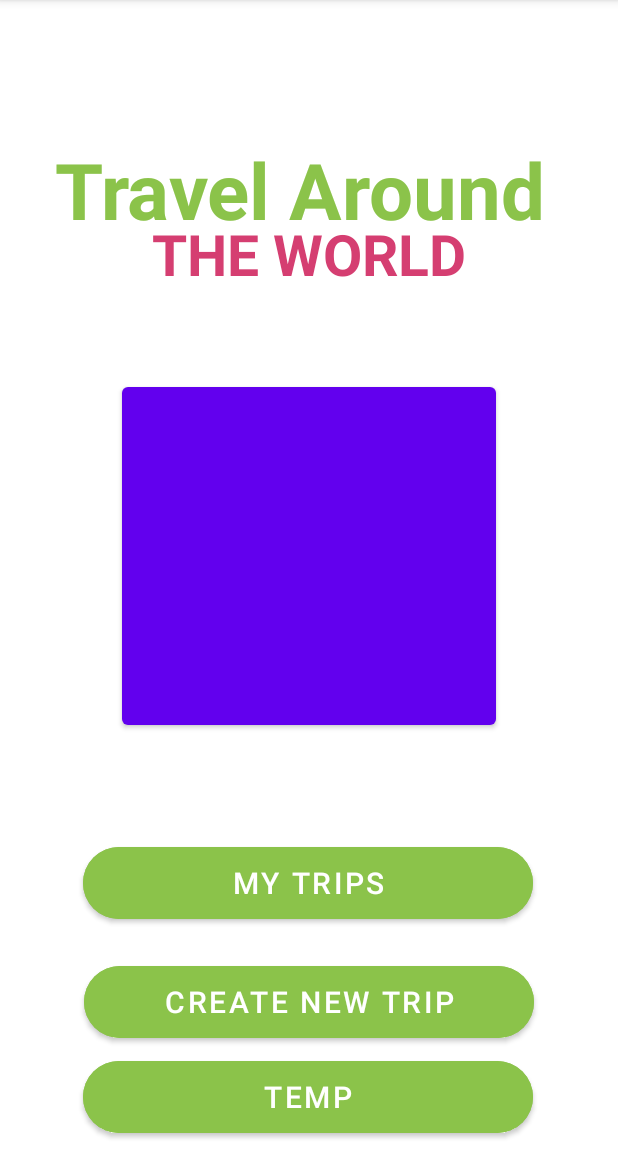
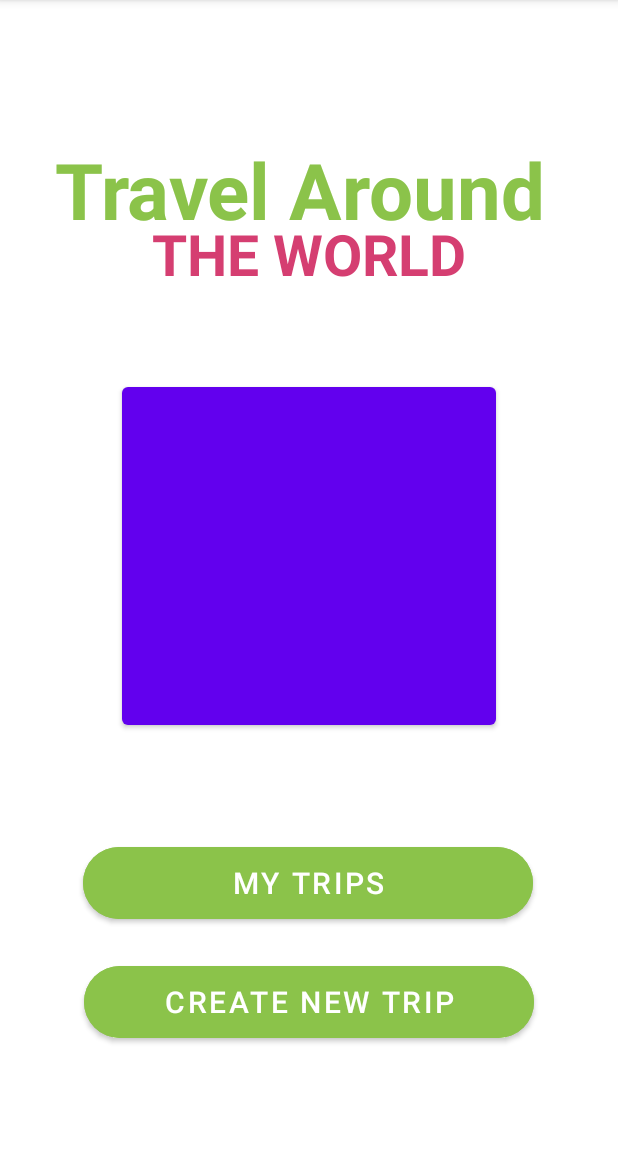
Before and after one commit to gadiFleischer/post-pc-final-project, an Android app: the screen it shows after launch (MainActivity), on a phone screen of 412 x 824 dp, the part 84-1236 px from its top. Run offline under Robolectric (Android 15) with nearby library versions, the phone set to English and light mode, and no system bars; plain views replace GifImageButton.

Commit message:
remove temp button

```diff
--- a/app/src/main/java/com/example/tripplanner/MainActivity.java
+++ b/app/src/main/java/com/example/tripplanner/MainActivity.java
@@ -12,7 +12,6 @@ public class MainActivity extends AppCompatActivity  implements Serializable {
     MyApp myapp;
     Button createTripButton;
     Button mytripsButton;
-    Button temp;
 
     @Override
     protected void onCreate(Bundle savedInstanceState) {
@@ -22,7 +21,6 @@ public class MainActivity extends AppCompatActivity  implements Serializable {
 
         createTripButton = findViewById(R.id.createTripButton);
         mytripsButton = findViewById(R.id.mytripsButton);
-        temp = findViewById(R.id.temp);
 
         createTripButton.setOnClickListener(view -> {
             Intent createNewActivity = new Intent(this, NewTrip.class);
@@ -33,10 +31,5 @@ public class MainActivity extends AppCompatActivity  implements Serializable {
             Intent myTripsActivity = new Intent(this, MyTrips.class);
             this.startActivity(myTripsActivity);
         });
-
-        temp.setOnClickListener(view -> {
-            Intent tempActivity = new Intent(this, MyCameraActivity.class);
-            this.startActivity(tempActivity);
-        });
     }
 }
--- a/app/src/main/res/layout/activity_main.xml
+++ b/app/src/main/res/layout/activity_main.xml
@@ -7,22 +7,6 @@
     android:background="#FFFFFF"
 
     tools:context=".MainActivity">
-
-    <Button
-        android:id="@+id/temp"
-        android:layout_width="300dp"
-        android:layout_height="60dp"
-        android:layout_gravity="center_horizontal"
-        android:backgroundTint="#8BC34A"
-        android:text="temp"
-        android:textSize="20dp"
-        app:cornerRadius="28dp"
-        app:layout_constraintBottom_toBottomOf="parent"
-        app:layout_constraintEnd_toEndOf="parent"
-        app:layout_constraintHorizontal_bias="0.495"
-        app:layout_constraintStart_toStartOf="parent"
-        app:layout_constraintTop_toTopOf="parent"
-        app:layout_constraintVertical_bias="0.991" />
 
     <pl.droidsonroids.gif.GifImageButton
         android:layout_width="249dp"
--- a/app/src/main/res/layout/image_layout.xml
+++ b/app/src/main/res/layout/image_layout.xml
@@ -13,7 +13,7 @@
         android:id="@+id/buttonOpenCamera"
         android:layout_width="wrap_content"
         android:layout_height="wrap_content"
-        android:text="Load from camera"
+        android:text="Use Camera"
         app:layout_constraintBottom_toBottomOf="parent"
         app:layout_constraintEnd_toEndOf="parent"
         app:layout_constraintHorizontal_bias="0.46"
```
